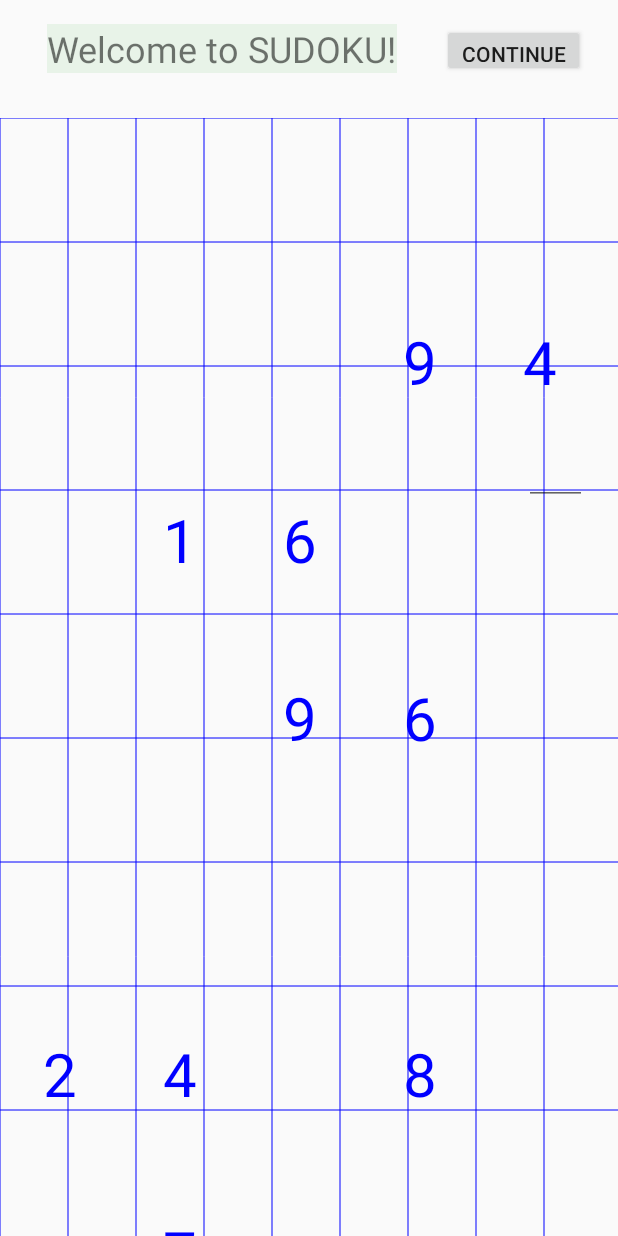
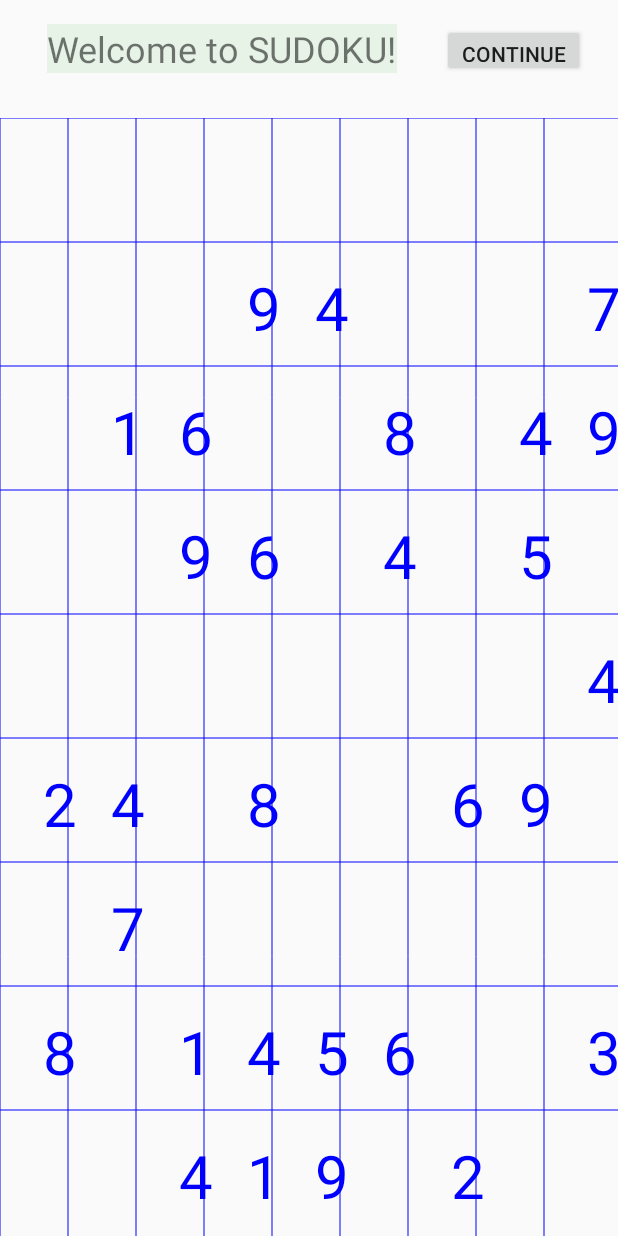
Before and after one commit to TonyL-dev/AndroidGame, an Android app: the layout activity_sudoku.xml on its own in the app's theme, with its tools: preview values and no code run, on a phone screen of 412 x 824 dp. Run offline under Robolectric (Android 15) with nearby library versions, the phone set to English and light mode, and no system bars.

Commit message:
a better loop for drawing sudoku gameboard

```diff
--- a/phase1/Game/app/src/main/java/com/example/game/SudokuGameBoard.java
+++ b/phase1/Game/app/src/main/java/com/example/game/SudokuGameBoard.java
@@ -68,140 +68,28 @@ public class SudokuGameBoard extends View {
         }
     }
 
-
-
-    //draw the default numbers.
-    public void drawDefaultNum1(Canvas canvas) {
-
+    public void drawDefaultNum(Canvas canvas){
         sPaint.setColor(Color.BLUE);
         sPaint.setTextAlign(Paint.Align.CENTER);
         sPaint.setTextSize(60);
-        for (int i = 0; i < 9; i++) {
-            String num = Integer.toString(default1[i]);
-            if (!num.equals("0")) {
-            float x = 120 * i + 60;
-            canvas.drawText(num, x, 89, sPaint);
-            }
-            }
-    }
-
-    public void drawDefaultNum2(Canvas canvas) {
-        sPaint.setColor(Color.BLUE);
-        sPaint.setTextAlign(Paint.Align.CENTER);
-        sPaint.setTextSize(60);
-        for (int i = 0; i < 9; i++) {
-            String num = Integer.toString(default2[i]);
-            if (!num.equals("0")) {
-                float x = 120*i +60;
-                canvas.drawText(num, x, 267, sPaint);
+        for (int i = 0; i < 9; i++){
+            for (int j = 0; j < 9; j++) {
+                String num = Integer.toString(sudo[i][j]);
+                if (!num.equals("0")) {
+                    float x = w * j + 60;
+                    float y = 89 + h * i;
+                    canvas.drawText(num, x, y, sPaint);
+                }
             }
         }
     }
-
-    public void drawDefaultNum3(Canvas canvas) {
-        sPaint.setColor(Color.BLUE);
-        sPaint.setTextAlign(Paint.Align.CENTER);
-        sPaint.setTextSize(60);
-        for (int i = 0; i < 9; i++) {
-            String num = Integer.toString(default3[i]);
-            if (!num.equals("0")) {
-                float x = 120*i +60;
-                canvas.drawText(num, x, 445, sPaint);
-            }
-        }
-    }
-
-    public void drawDefaultNum4(Canvas canvas) {
-        sPaint.setColor(Color.BLUE);
-        sPaint.setTextAlign(Paint.Align.CENTER);
-        sPaint.setTextSize(60);
-        for (int i = 0; i < 9; i++) {
-            String num = Integer.toString(default4[i]);
-            if (!num.equals("0")) {
-                float x = 120*i +60;
-                canvas.drawText(num, x, 623, sPaint);
-            }
-        }
-    }
-
-    public void drawDefaultNum5(Canvas canvas) {
-        sPaint.setColor(Color.BLUE);
-        sPaint.setTextAlign(Paint.Align.CENTER);
-        sPaint.setTextSize(60);
-        for (int i = 0; i < 9; i++) {
-            String num = Integer.toString(default5[i]);
-            if (!num.equals("0")) {
-                float x = 120*i +60;
-                canvas.drawText(num, x, 801, sPaint);
-            }
-        }
-    }
-    public void drawDefaultNum6(Canvas canvas) {
-        sPaint.setColor(Color.BLUE);
-        sPaint.setTextAlign(Paint.Align.CENTER);
-        sPaint.setTextSize(60);
-        for (int i = 0; i < 9; i++) {
-            String num = Integer.toString(default6[i]);
-            if (!num.equals("0")) {
-                float x = 120*i +60;
-                canvas.drawText(num, x, 979, sPaint);
-            }
-        }
-    }
-
-    public void drawDefaultNum7(Canvas canvas) {
-        sPaint.setColor(Color.BLUE);
-        sPaint.setTextAlign(Paint.Align.CENTER);
-        sPaint.setTextSize(60);
-        for (int i = 0; i < 9; i++) {
-            String num = Integer.toString(default7[i]);
-            if (!num.equals("0")) {
-                float x = 120*i +60;
-                canvas.drawText(num, x, 1157, sPaint);
-            }
-        }
-    }
-
-    public void drawDefaultNum8(Canvas canvas) {
-        sPaint.setColor(Color.BLUE);
-        sPaint.setTextAlign(Paint.Align.CENTER);
-        sPaint.setTextSize(60);
-        for (int i = 0; i < 9; i++) {
-            String num = Integer.toString(default8[i]);
-            if (!num.equals("0")) {
-                float x = 120*i +60;
-                canvas.drawText(num, x, 1335, sPaint);
-            }
-        }
-    }
-
-    public void drawDefaultNum9(Canvas canvas) {
-        sPaint.setColor(Color.BLUE);
-        sPaint.setTextAlign(Paint.Align.CENTER);
-        sPaint.setTextSize(60);
-        for (int i = 0; i < 9; i++) {
-            int num = default9[i];
-            if (num !=(0)) {
-                float x = 120*i +60;
-                String n = Integer.toString(num);
-                canvas.drawText(n, x, 1513, sPaint);
-            }
-        }
-    }
+    //draw the default numbers.
 
     @Override
     public void onDraw(Canvas canvas) {
         drawHorizontalLine(canvas);
         drawVerticalLine(canvas);
-        drawDefaultNum1(canvas);
-        drawDefaultNum2(canvas);
-        drawDefaultNum3(canvas);
-        drawDefaultNum4(canvas);
-        drawDefaultNum5(canvas);
-        drawDefaultNum6(canvas);
-        drawDefaultNum7(canvas);
-        drawDefaultNum8(canvas);
-        drawDefaultNum9(canvas);
+        drawDefaultNum(canvas);
         canvas.save();
         super.onDraw(canvas);
     }
--- a/phase1/Game/app/src/main/res/layout/activity_sudoku.xml
+++ b/phase1/Game/app/src/main/res/layout/activity_sudoku.xml
@@ -391,6 +391,7 @@
         android:inputType="number"
         android:tag="49"
         android:visibility="visible"
+        android:background="@null"
         app:layout_constraintStart_toEndOf="@+id/editText23"
         app:layout_constraintTop_toTopOf="@+id/editText20" />
 
```
